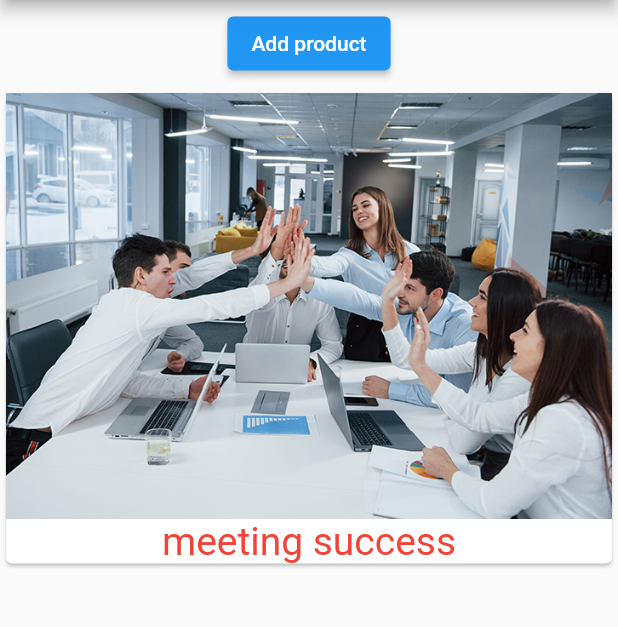
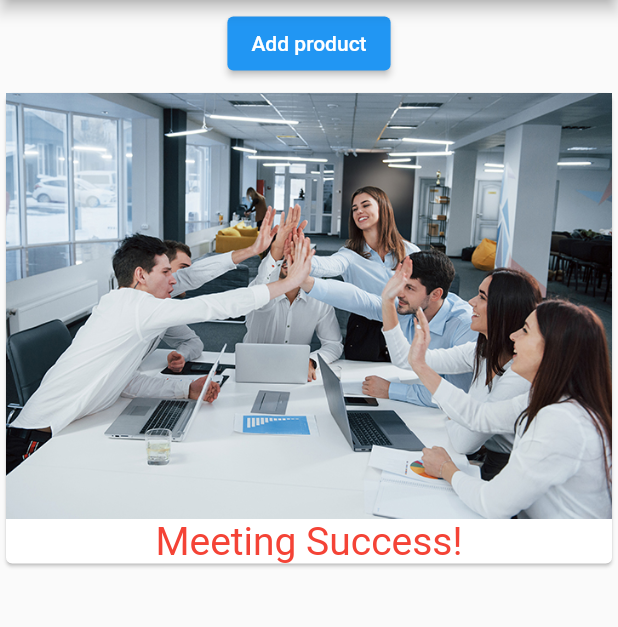
Before and after one commit to Mobile-Tech-Team/flutter-video-study-unique, a Flutter app: the screen it shows after launch, on a phone screen of 412 x 824 dp, the part 84-711 px from its top. Run offline on Flutter 3.47's test engine with Material 2 defaults, Android fonts, the phone set to English and light mode, and no system bars.

Commit message:
2023_3_10

```diff
--- a/lib/main.dart
+++ b/lib/main.dart
@@ -14,7 +14,7 @@ class MyApp extends StatelessWidget {
         appBar: AppBar(
           title: const Text('EasyList'),
         ),
-        body: const ProductManager(),
+        body: const ProductManager("Meeting Success!"),
       ),
     );
   }
--- a/lib/product_manager.dart
+++ b/lib/product_manager.dart
@@ -3,7 +3,9 @@ import 'package:flutter/material.dart';
 import './products.dart';
 
 class ProductManager extends StatefulWidget {
-  const ProductManager({super.key});
+  final String startingProduct;
+
+  const ProductManager(this.startingProduct, {super.key});
 
   @override
   State<StatefulWidget> createState() {
@@ -12,7 +14,13 @@ class ProductManager extends StatefulWidget {
 }
 
 class _ProductManagerState extends State<ProductManager> {
-  final List<String> _products = ['meeting success'];
+  final List<String> _products = [];
+
+  @override
+  void initState() {
+    _products.add(widget.startingProduct);
+    super.initState();
+  }
 
   @override
   Widget build(BuildContext context) {
```
Also changed, not shown: 1 other file.
